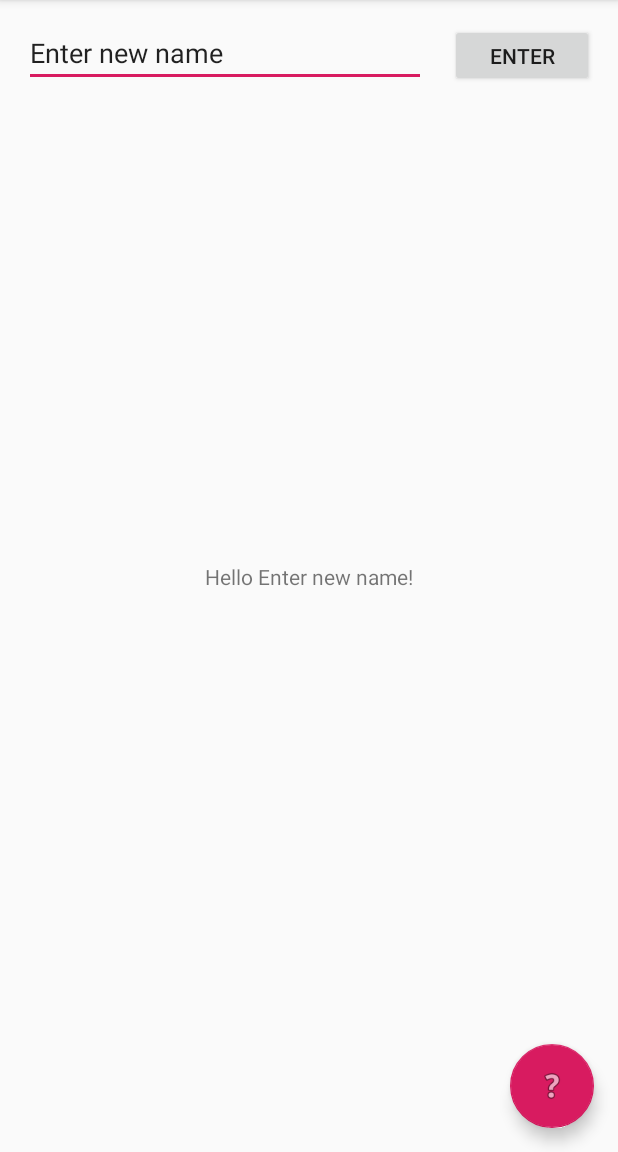
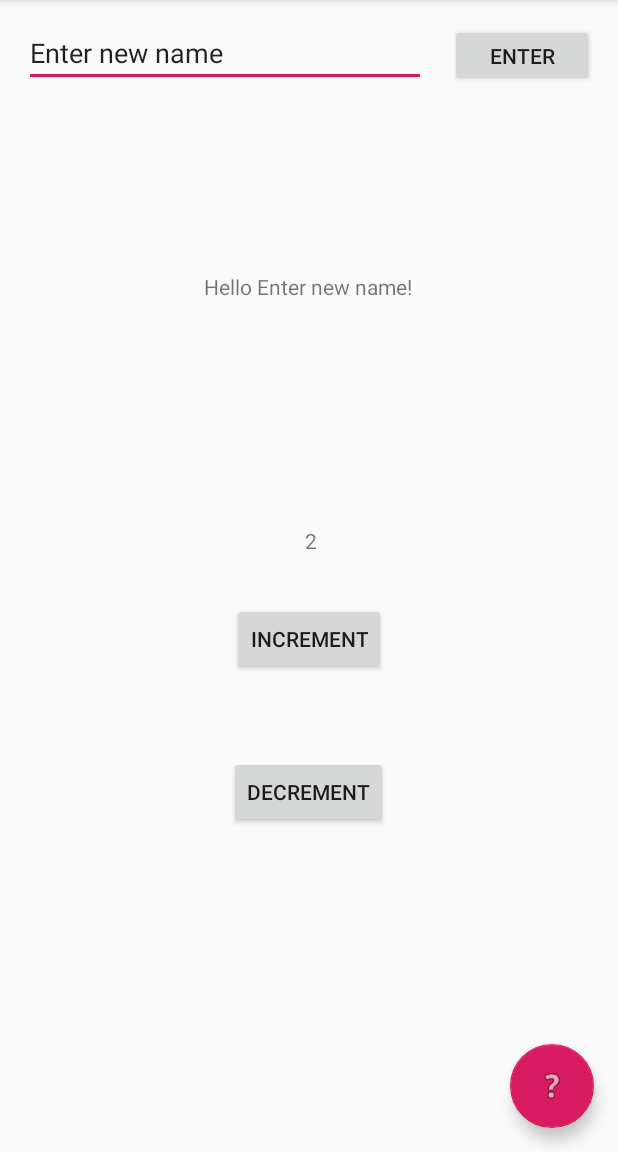
Before and after one commit to Kc-codetalker/TKTPLHelloWorld, an Android app: the screen it shows after launch (MainActivity), after a tap on "ENTER", on a phone screen of 412 x 824 dp, the part 84-1236 px from its top. Run offline under Robolectric (Android 15) with nearby library versions, the phone set to English and light mode, and no system bars.

Commit message:
Created components and onClick handler for increment-decrement buttons.

```diff
--- a/app/src/main/res/layout/content_main.xml
+++ b/app/src/main/res/layout/content_main.xml
@@ -14,9 +14,11 @@
         android:layout_height="wrap_content"
         android:text="Hello World!"
         app:layout_constraintBottom_toBottomOf="parent"
+        app:layout_constraintHorizontal_bias="0.498"
         app:layout_constraintLeft_toLeftOf="parent"
         app:layout_constraintRight_toRightOf="parent"
-        app:layout_constraintTop_toTopOf="parent" />
+        app:layout_constraintTop_toTopOf="parent"
+        app:layout_constraintVertical_bias="0.242" />
 
     <EditText
         android:id="@+id/editText2"
@@ -46,4 +48,44 @@
         app:layout_constraintStart_toEndOf="@+id/editText2"
         app:layout_constraintTop_toTopOf="parent" />
 
+    <TextView
+        android:id="@+id/textView2"
+        android:layout_width="wrap_content"
+        android:layout_height="wrap_content"
+        android:layout_marginStart="178dp"
+        android:layout_marginTop="150dp"
+        android:layout_marginEnd="176dp"
+        android:text="2"
+        app:layout_constraintEnd_toEndOf="parent"
+        app:layout_constraintStart_toStartOf="parent"
+        app:layout_constraintTop_toBottomOf="@+id/textView" />
+
+    <Button
+        android:id="@+id/button"
+        android:layout_width="wrap_content"
+        android:layout_height="wrap_content"
+        android:layout_marginStart="154dp"
+        android:layout_marginTop="32dp"
+        android:layout_marginEnd="154dp"
+        android:onClick="onIncrementButtonPressed"
+        android:text="Increment"
+        app:layout_constraintEnd_toEndOf="parent"
+        app:layout_constraintStart_toStartOf="parent"
+        app:layout_constraintTop_toBottomOf="@+id/textView2" />
+
+    <Button
+        android:id="@+id/button3"
+        android:layout_width="wrap_content"
+        android:layout_height="wrap_content"
+        android:layout_marginStart="152dp"
+        android:layout_marginTop="19dp"
+        android:layout_marginEnd="153dp"
+        android:layout_marginBottom="182dp"
+        android:onClick="onDecrementButtonPressed"
+        android:text="Decrement"
+        app:layout_constraintBottom_toBottomOf="parent"
+        app:layout_constraintEnd_toEndOf="parent"
+        app:layout_constraintStart_toStartOf="parent"
+        app:layout_constraintTop_toBottomOf="@+id/button" />
+
 </androidx.constraintlayout.widget.ConstraintLayout>
```
Also changed, not shown: app/src/main/java/id/ac/ui/cs/mobileprogramming/kace/helloworld/MainActivity.java (+28 -0 lines).
